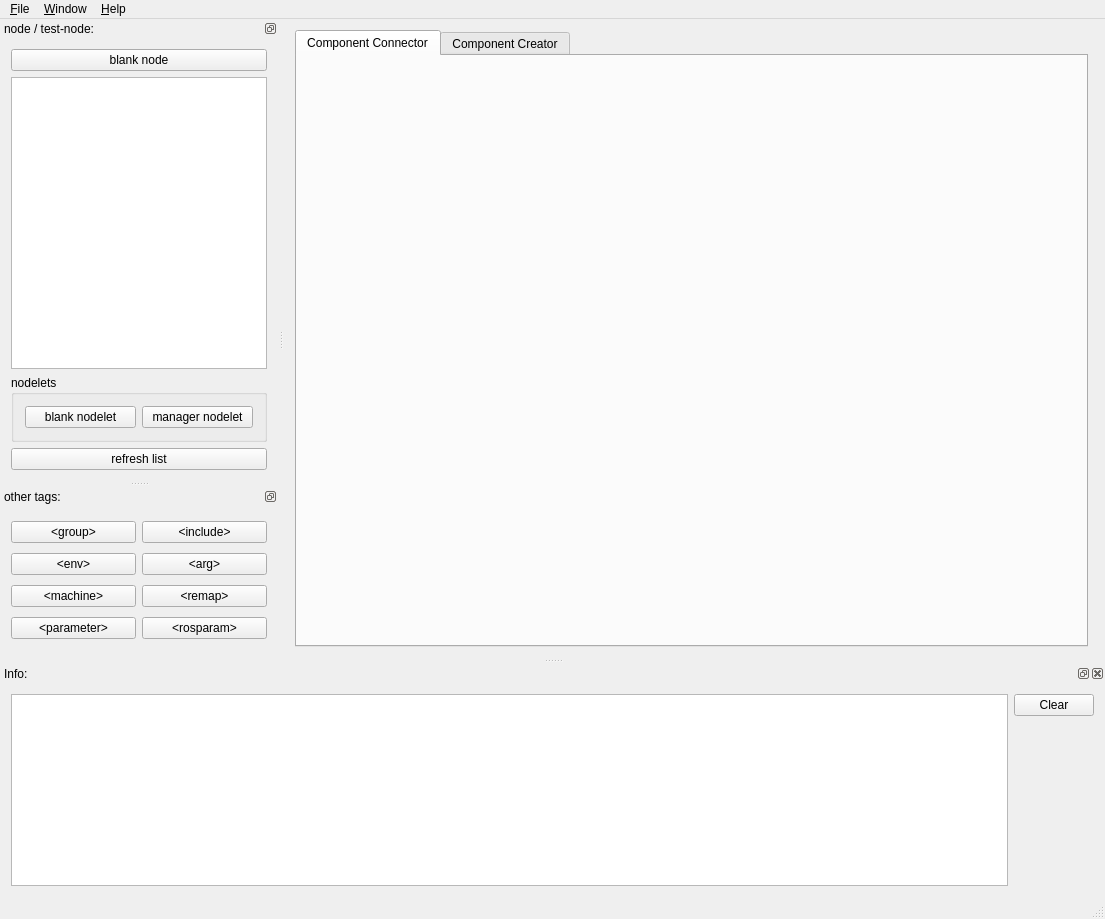
Qt form rxDev/src/rxdev.ui (songxuchao/rxdeveloper-ros-pkg) before a commit.
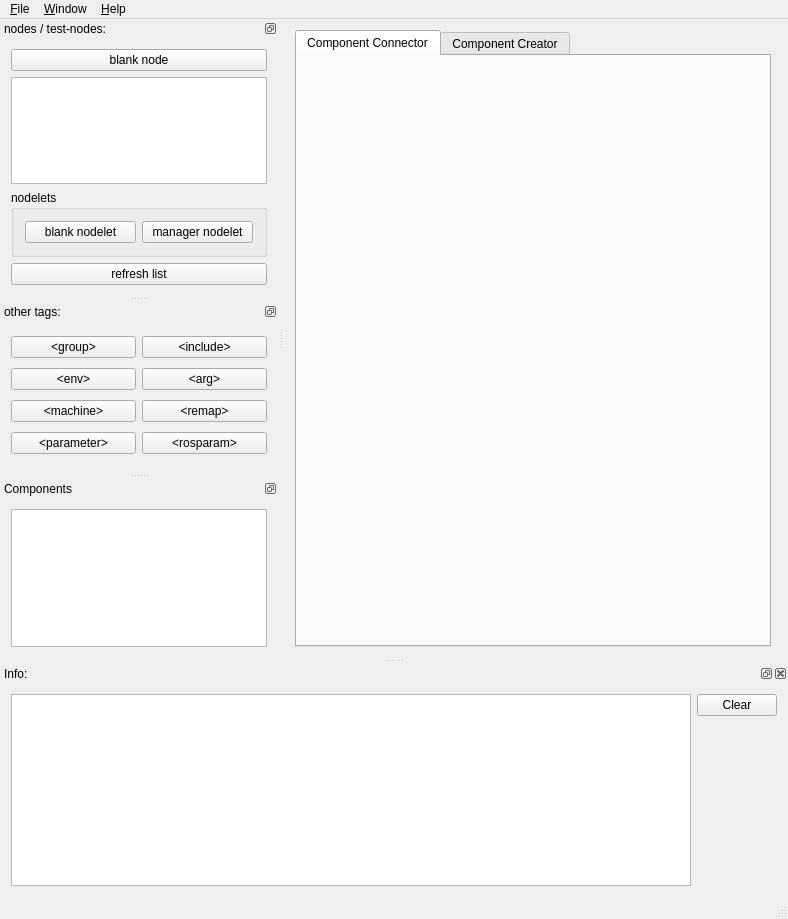
The same form after that commit. The open tabs and pages were chosen to show the change. Icons and pictures are not drawn.

Commit message: added component-support, small launchfiles called *.comp handled as includes

```diff
--- a/rxDev/src/rxdev.ui
+++ b/rxDev/src/rxdev.ui
@@ -6,7 +6,7 @@
    <rect>
     <x>0</x>
     <y>0</y>
-    <width>1105</width>
+    <width>788</width>
     <height>919</height>
    </rect>
   </property>
@@ -161,7 +161,7 @@
     <rect>
      <x>0</x>
      <y>0</y>
-     <width>1105</width>
+     <width>788</width>
      <height>25</height>
     </rect>
    </property>
@@ -226,7 +226,7 @@
     <set>Qt::LeftDockWidgetArea|Qt::RightDockWidgetArea</set>
    </property>
    <property name="windowTitle">
-    <string>node / test-node:</string>
+    <string>nodes / test-nodes:</string>
    </property>
    <attribute name="dockWidgetArea">
     <number>1</number>
@@ -273,25 +273,6 @@
        </attribute>
       </widget>
      </item>
-     <item row="4" column="0">
-      <widget class="QPushButton" name="pushButton_refreshNodes">
-       <property name="minimumSize">
-        <size>
-         <width>200</width>
-         <height>0</height>
-        </size>
-       </property>
-       <property name="baseSize">
-        <size>
-         <width>200</width>
-         <height>0</height>
-        </size>
-       </property>
-       <property name="text">
-        <string>refresh list</string>
-       </property>
-      </widget>
-     </item>
      <item row="2" column="0">
       <widget class="QGroupBox" name="groupBox_3">
        <property name="minimumSize">
@@ -346,6 +327,25 @@
        </property>
       </widget>
      </item>
+     <item row="3" column="0">
+      <widget class="QPushButton" name="pushButton_refreshNodesOrComps">
+       <property name="minimumSize">
+        <size>
+         <width>200</width>
+         <height>0</height>
+        </size>
+       </property>
+       <property name="baseSize">
+        <size>
+         <width>200</width>
+         <height>0</height>
+        </size>
+       </property>
+       <property name="text">
+        <string>refresh list</string>
+       </property>
+      </widget>
+     </item>
     </layout>
    </widget>
   </widget>
@@ -358,7 +358,7 @@
    </property>
    <property name="minimumSize">
     <size>
-     <width>200</width>
+     <width>220</width>
      <height>171</height>
     </size>
    </property>
@@ -491,6 +491,49 @@
     </layout>
    </widget>
   </widget>
+  <widget class="QDockWidget" name="dockWidget_components">
+   <property name="minimumSize">
+    <size>
+     <width>105</width>
+     <height>130</height>
+    </size>
+   </property>
+   <property name="baseSize">
+    <size>
+     <width>200</width>
+     <height>0</height>
+    </size>
+   </property>
+   <property name="features">
+    <set>QDockWidget::DockWidgetFloatable|QDockWidget::DockWidgetMovable</set>
+   </property>
+   <property name="allowedAreas">
+    <set>Qt::LeftDockWidgetArea|Qt::RightDockWidgetArea</set>
+   </property>
+   <property name="windowTitle">
+    <string>Components</string>
+   </property>
+   <attribute name="dockWidgetArea">
+    <number>1</number>
+   </attribute>
+   <widget class="QWidget" name="dockWidgetContents_3">
+    <layout class="QGridLayout" name="gridLayout_5">
+     <item row="0" column="0">
+      <widget class="QListView" name="listView_availableComponents">
+       <property name="editTriggers">
+        <set>QAbstractItemView::NoEditTriggers</set>
+       </property>
+       <property name="dragEnabled">
+        <bool>false</bool>
+       </property>
+       <property name="alternatingRowColors">
+        <bool>true</bool>
+       </property>
+      </widget>
+     </item>
+    </layout>
+   </widget>
+  </widget>
   <action name="actionQuit">
    <property name="icon">
     <iconset resource="icons.qrc">
```
Left out of the diff: 2 changed lines with no effect on the pictures. The commit also changes 5 other files.
